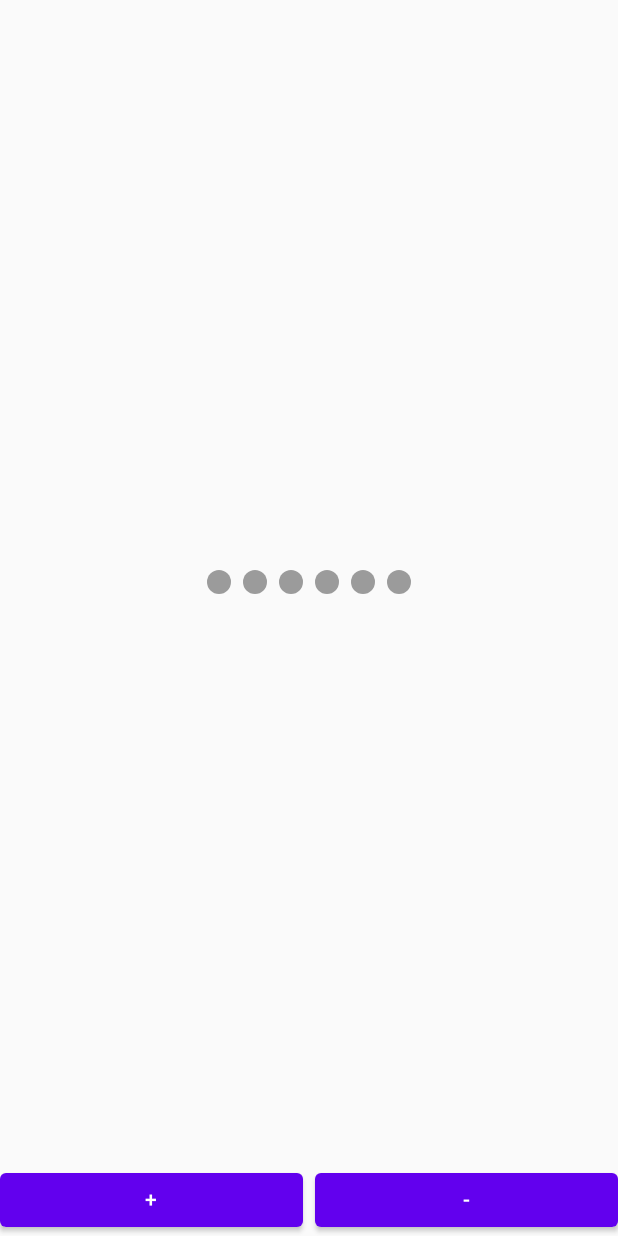
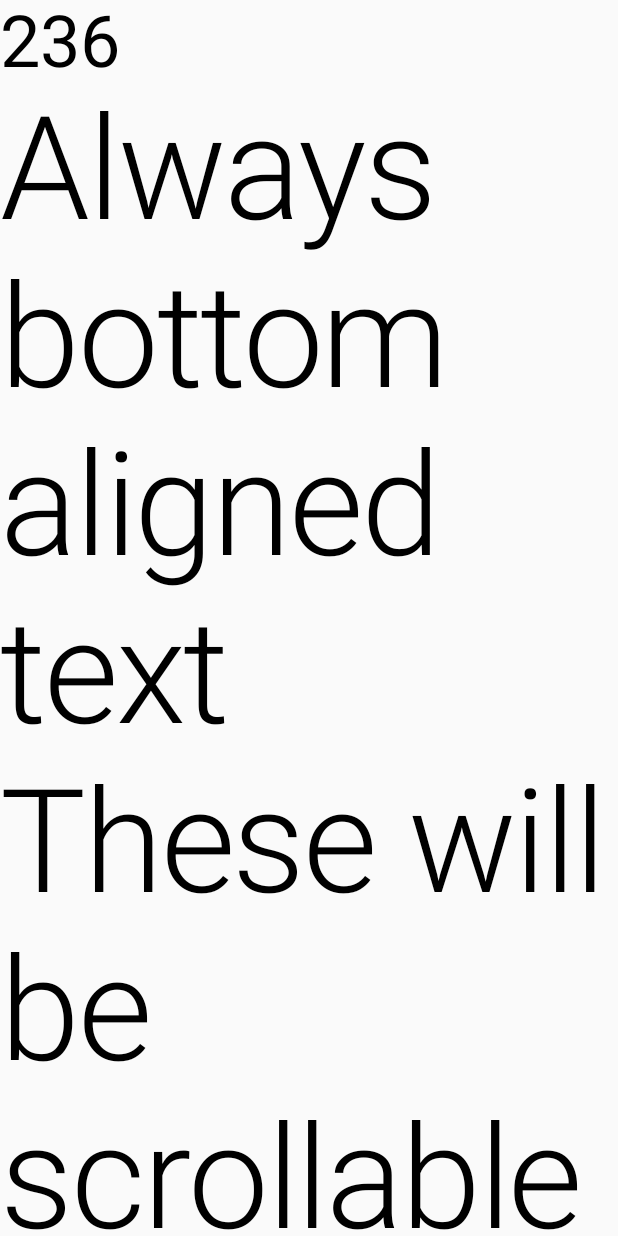
Before and after one commit to gaara87/Clayground, an Android app built with Jetpack Compose: the screen it shows after launch (MainActivity), on a phone screen of 412 x 824 dp. Run offline under Robolectric (Android 15) with nearby library versions, the phone set to English and light mode, and no system bars.

Commit message:
animated ticker

```diff
--- /dev/null
+++ b/app/src/main/java/awesome/shizzle/clayground/ui/AnimatedTickerText.kt
@@ -0,0 +1,50 @@
+package awesome.shizzle.clayground.ui
+
+import androidx.compose.animation.core.animateIntAsState
+import androidx.compose.foundation.layout.BoxWithConstraints
+import androidx.compose.foundation.layout.Column
+import androidx.compose.foundation.layout.Spacer
+import androidx.compose.foundation.layout.fillMaxSize
+import androidx.compose.foundation.layout.heightIn
+import androidx.compose.foundation.rememberScrollState
+import androidx.compose.foundation.verticalScroll
+import androidx.compose.material.MaterialTheme
+import androidx.compose.material3.Button
+import androidx.compose.material3.Text
+import androidx.compose.runtime.Composable
+import androidx.compose.runtime.getValue
+import androidx.compose.runtime.mutableStateOf
+import androidx.compose.runtime.remember
+import androidx.compose.runtime.setValue
+import androidx.compose.ui.Modifier
+import kotlin.random.Random
+
+@Composable
+fun TickerText() {
+    Column(Modifier.fillMaxSize()) {
+        var changingNumber by remember { mutableStateOf(Random.nextInt(0, 1000)) }
+        BoxWithConstraints(modifier = Modifier.fillMaxSize()) {
+            Column(
+                Modifier
+                    .heightIn(min = maxHeight)
+                    .verticalScroll(rememberScrollState())
+            ) {
+                val animatedValue = animateIntAsState(changingNumber)
+                Text(
+                    text = animatedValue.value.toString(),
+                    style = MaterialTheme.typography.h3,
+                )
+                Spacer(Modifier.weight(1f))
+                Text(
+                    text = "Always bottom aligned text",
+                    style = MaterialTheme.typography.h1
+                )
+                Text(
+                    text = "These will be scrollable in a tiny tiny screen",
+                    style = MaterialTheme.typography.h1,
+                )
+            }
+        }
+        Button(onClick = { changingNumber = Random.nextInt(0, 1000) }) {}
+    }
+}
--- a/app/src/main/java/awesome/shizzle/clayground/ui/MainActivity.kt
+++ b/app/src/main/java/awesome/shizzle/clayground/ui/MainActivity.kt
@@ -10,7 +10,7 @@ class MainActivity : ComponentActivity() {
         super.onCreate(savedInstanceState)
         setContent {
             ClaygroundTheme {
-                DotProgressIndicatorScreen()
+                TickerText()
             }
         }
     }
--- a/build.gradle
+++ b/build.gradle
@@ -4,8 +4,8 @@ buildscript {
     }
 }// Top-level build file where you can add configuration options common to all sub-projects/modules.
 plugins {
-    id 'com.android.application' version '7.2.0' apply false
-    id 'com.android.library' version '7.2.0' apply false
+    id 'com.android.application' version '7.3.1' apply false
+    id 'com.android.library' version '7.3.1' apply false
     id 'org.jetbrains.kotlin.android' version '1.6.21' apply false
 }
 
```
Also changed, not shown: gradle/wrapper/gradle-wrapper.properties.
